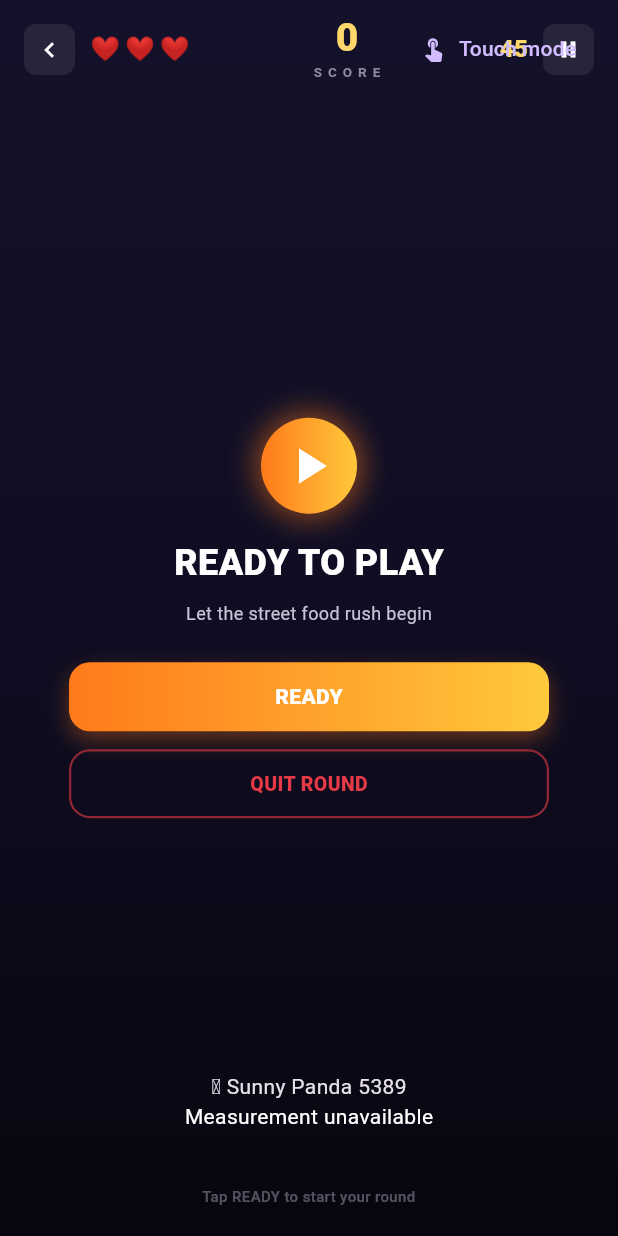
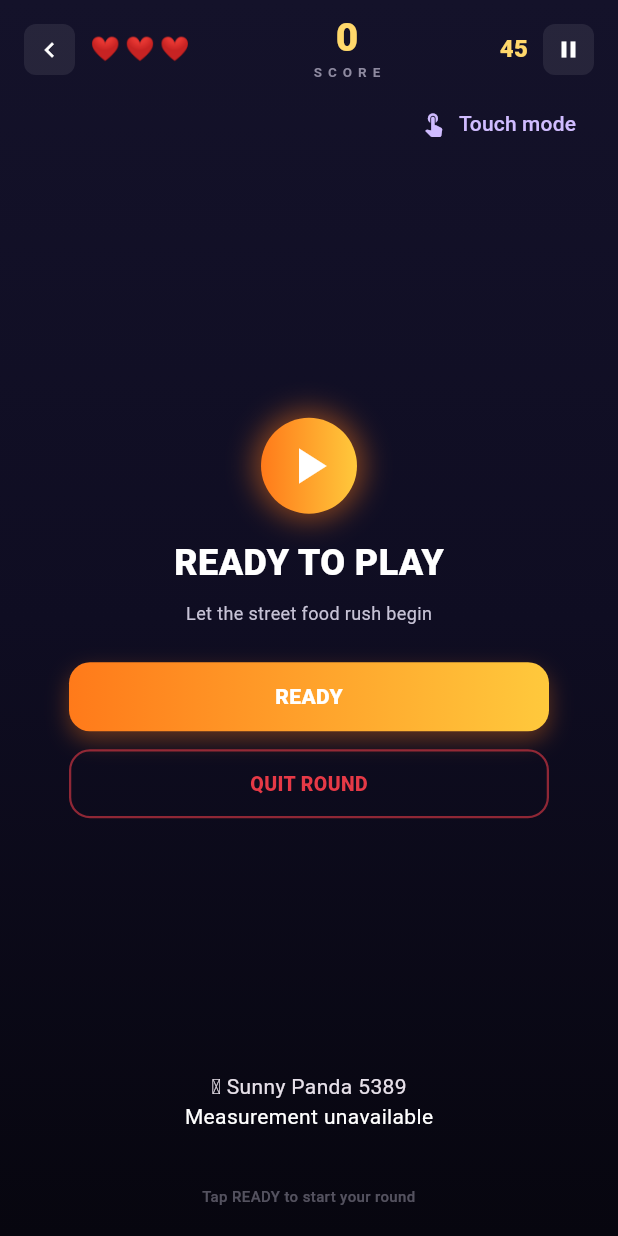
Before and after one commit to MuhammadBinArif/muskaan_minigame, a Flutter app: the GameplayScreen screen opened by its route, on a phone screen of 412 x 824 dp. Run offline on Flutter 3.47's test engine with Material 3 defaults, Android fonts, the light colour scheme and no system bars; our stand-ins replace audioplayers, camera, drift, flutter_riverpod, go_router, google_mobile_ads and 1 more; missing offline and left inert: flame, google_mlkit_face_detection; accounts and stored records are empty; generated files the repository leaves out were written again.

Commit message:
fix: stabilize navigation layout tests

```diff
--- a/lib/features/game/presentation/screen/gameplay_screen.dart
+++ b/lib/features/game/presentation/screen/gameplay_screen.dart
@@ -524,7 +524,7 @@ class _GameplayScreenState extends ConsumerState<GameplayScreen>
                 ),
                 Positioned(
                 right: 12,
-                top: MediaQuery.paddingOf(context).top + 8,
+                top: MediaQuery.paddingOf(context).top + 58,
                 child: TextButton.icon(
                   onPressed: () => _switchInputMode(!_touchOnly),
                   icon: Icon(_touchOnly ? Icons.camera_alt : Icons.touch_app),
@@ -542,7 +542,7 @@ class _GameplayScreenState extends ConsumerState<GameplayScreen>
                   return Positioned(
                     left: 16,
                     right: 16,
-                    top: MediaQuery.paddingOf(context).top + 64,
+                    top: MediaQuery.paddingOf(context).top + 108,
                     child: Material(
                       color: const Color(0xFF252542),
                       borderRadius: BorderRadius.circular(12),
@@ -1359,6 +1359,7 @@ class _TopHud extends StatelessWidget {
         Text('$time', style: _T.timer),
         const SizedBox(width: 10),
         Semantics(
+          key: const Key('gameplay-pause-button'),
           button: true,
           label: isPaused ? 'Resume' : 'Pause',
           child: Material(
--- a/lib/features/settings/presentation/screens/settings_screen.dart
+++ b/lib/features/settings/presentation/screens/settings_screen.dart
@@ -153,6 +153,9 @@ class _SettingsScreenState extends ConsumerState<SettingsScreen> {
       padding: const EdgeInsets.symmetric(horizontal: 14),
       decoration: BoxDecoration(
         color: _SettingsColors.card,
+        borderRadius: BorderRadius.circular(15),
+      ),
+      foregroundDecoration: BoxDecoration(
         borderRadius: BorderRadius.circular(15),
         border: Border.all(color: const Color(0xFF33314F)),
       ),
```
Also changed, not shown: 1 other file.
